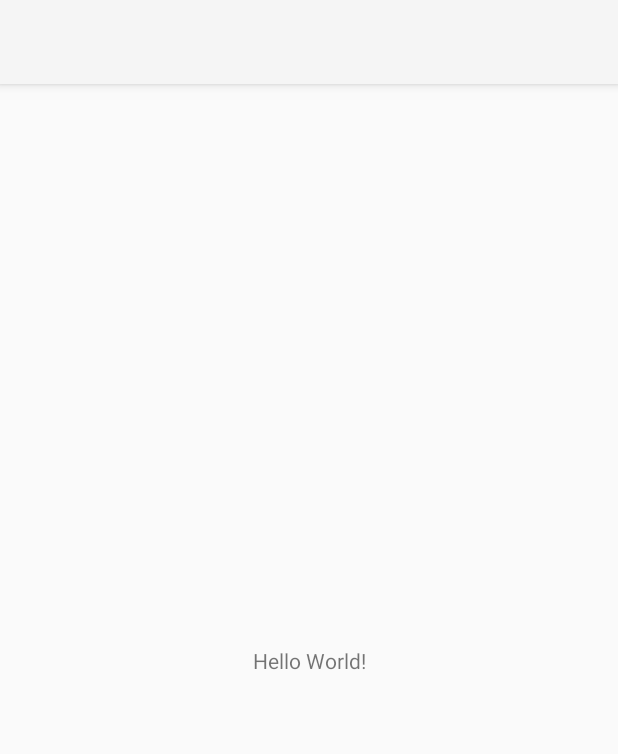
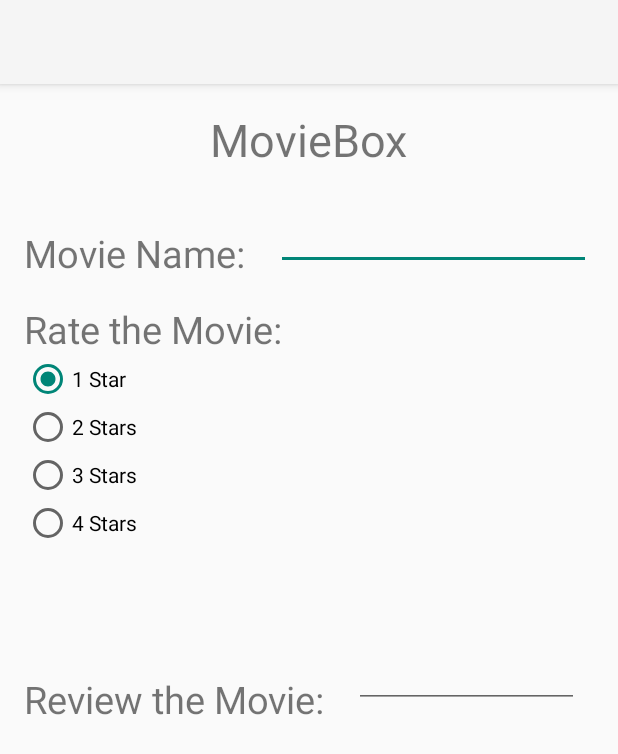
Before and after one commit to rutvi-s2/MovieBoxApp, an Android app: the screen it shows after launch (MainActivity), on a phone screen of 412 x 824 dp. Shown: the top 754 px of the screen. Run offline under Robolectric (Android 15) with nearby library versions, the phone set to English and light mode, and no system bars.

Commit message:
changes to activity_main.xml

```diff
--- a/app/src/main/res/layout/activity_main.xml
+++ b/app/src/main/res/layout/activity_main.xml
@@ -6,13 +6,110 @@
     android:layout_height="match_parent"
     tools:context=".MainActivity">
 
+
     <TextView
+        android:id="@+id/movie_box_logo"
         android:layout_width="wrap_content"
         android:layout_height="wrap_content"
-        android:text="Hello World!"
+        android:text="MovieBox"
+        android:textSize="30sp"
         app:layout_constraintBottom_toBottomOf="parent"
         app:layout_constraintEnd_toEndOf="parent"
         app:layout_constraintStart_toStartOf="parent"
-        app:layout_constraintTop_toTopOf="parent" />
+        app:layout_constraintTop_toTopOf="parent"
+        app:layout_constraintVertical_bias="0.023" />
+
+    <TextView
+        android:id="@+id/movie_name_text"
+        android:layout_width="wrap_content"
+        android:layout_height="wrap_content"
+        android:text="Movie Name:"
+        android:textSize="25dp"
+        app:layout_constraintBottom_toBottomOf="parent"
+        app:layout_constraintEnd_toEndOf="parent"
+        app:layout_constraintHorizontal_bias="0.06"
+        app:layout_constraintStart_toStartOf="parent"
+        app:layout_constraintTop_toTopOf="@id/movie_box_logo"
+        app:layout_constraintVertical_bias="0.11" />
+
+    <TextView
+        android:id="@+id/rate_movie"
+        android:layout_width="wrap_content"
+        android:layout_height="wrap_content"
+        android:layout_marginTop="16dp"
+        android:text="Rate the Movie:"
+        android:textSize="25dp"
+        app:layout_constraintStart_toStartOf="@id/movie_name_text"
+        app:layout_constraintTop_toBottomOf="@id/movie_name_text" />
+
+    <RadioGroup
+        android:id="@+id/rating_options"
+        android:layout_width="wrap_content"
+        android:layout_height="wrap_content"
+        android:checkedButton="@id/option_one_star"
+        android:orientation="vertical"
+        app:layout_constraintStart_toStartOf="@id/rate_movie"
+        app:layout_constraintTop_toBottomOf="@id/rate_movie">
+
+        <RadioButton
+            android:id="@+id/option_one_star"
+            android:layout_width="wrap_content"
+            android:layout_height="wrap_content"
+            android:text="1 Star"
+            app:layout_constraintStart_toStartOf="@id/rate_movie" />
+
+        <RadioButton
+            android:id="@+id/option_two_star"
+            android:layout_width="wrap_content"
+            android:layout_height="wrap_content"
+            android:text="2 Stars" />
+
+        <RadioButton
+            android:id="@+id/option_three_star"
+            android:layout_width="wrap_content"
+            android:layout_height="wrap_content"
+            android:text="3 Stars" />
+
+        <RadioButton
+            android:id="@+id/option_four_star"
+            android:layout_width="wrap_content"
+            android:layout_height="wrap_content"
+            android:text="4 Stars" />
+
+    </RadioGroup>
+
+    <TextView
+        android:id="@+id/movie_review_text"
+        android:layout_width="wrap_content"
+        android:layout_height="wrap_content"
+        android:text="Review the Movie:"
+        android:textSize="25dp"
+        app:layout_constraintBottom_toBottomOf="parent"
+        app:layout_constraintEnd_toEndOf="parent"
+        app:layout_constraintHorizontal_bias="0.076"
+        app:layout_constraintStart_toStartOf="parent"
+        app:layout_constraintTop_toTopOf="@id/rating_options"
+        app:layout_constraintVertical_bias="0.383" />
+
+    <com.google.android.material.textfield.TextInputEditText
+        android:id="@+id/customer_name_edit_text"
+        android:layout_width="210dp"
+        android:layout_height="31dp"
+        android:layout_marginStart="168dp"
+        android:layout_marginTop="76dp"
+        android:inputType="text"
+        app:layout_constraintStart_toStartOf="@id/movie_name_text"
+        app:layout_constraintTop_toTopOf="@id/movie_box_logo" />
+
+    <com.google.android.material.textfield.TextInputEditText
+        android:id="@+id/movie_review_edit_text"
+        android:layout_width="150dp"
+        android:layout_height="27dp"
+        android:layout_marginStart="220dp"
+        android:layout_marginTop="208dp"
+        android:inputType="text"
+        app:layout_constraintStart_toStartOf="@id/movie_review_text"
+        app:layout_constraintTop_toTopOf="@id/rating_options" />
+
 
 </androidx.constraintlayout.widget.ConstraintLayout>
```
